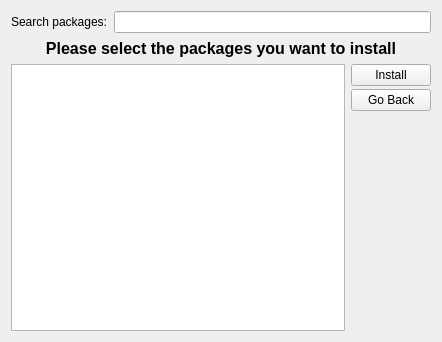
First picture: the form in UI_Files/installScreen.ui, repository GDGVIT/pip-gui, before the edit.
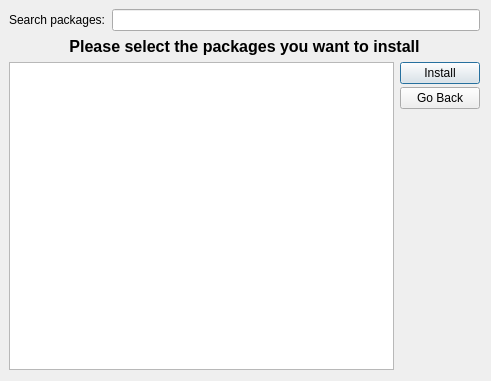
Second picture: the form after the edit.

Commit message: Layout issue fixed and PEP8 applied

What changed in the file:
```diff
--- a/UI_Files/installScreen.ui
+++ b/UI_Files/installScreen.ui
@@ -1,20 +1,39 @@
 <?xml version="1.0" encoding="UTF-8"?>
 <ui version="4.0">
- <class>Form</class>
- <widget class="QWidget" name="Form">
+ <class>InstallDialog</class>
+ <widget class="QDialog" name="InstallDialog">
   <property name="geometry">
    <rect>
     <x>0</x>
     <y>0</y>
-    <width>439</width>
-    <height>342</height>
+    <width>491</width>
+    <height>381</height>
    </rect>
   </property>
+  <property name="minimumSize">
+   <size>
+    <width>491</width>
+    <height>381</height>
+   </size>
+  </property>
+  <property name="maximumSize">
+   <size>
+    <width>491</width>
+    <height>381</height>
+   </size>
+  </property>
   <property name="windowTitle">
    <string>Install packages</string>
   </property>
-  <layout class="QGridLayout" name="gridLayout">
-   <item row="0" column="0">
+  <widget class="QWidget" name="">
+   <property name="geometry">
+    <rect>
+     <x>9</x>
+     <y>9</y>
+     <width>471</width>
+     <height>361</height>
+    </rect>
+   </property>
     <layout class="QVBoxLayout" name="verticalLayout_3">
      <item>
       <layout class="QHBoxLayout" name="horizontalLayout_3">
@@ -109,8 +128,7 @@
       </layout>
      </item>
     </layout>
-   </item>
-  </layout>
+  </widget>
  </widget>
  <resources/>
  <connections/>
```
Left out of the diff: 6 changed lines with no effect on the pictures. Lines whose indentation alone changed are shown as unchanged. The commit also changes 9 other files.
